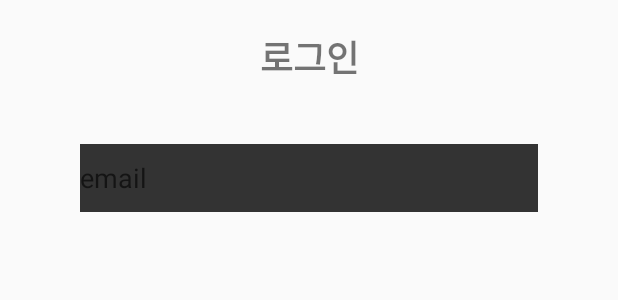
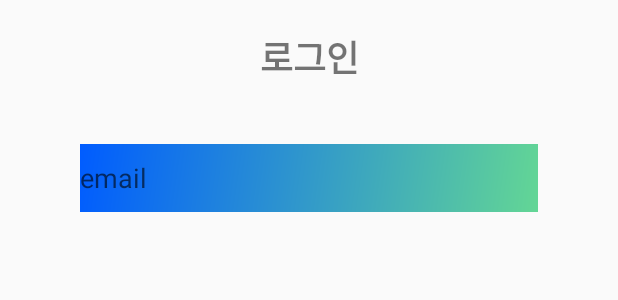
Before and after one commit to jwonyLee/CommonChat, an Android app: the layout activity_login.xml on its own in the app's theme, with its tools: preview values and no code run, on a phone screen of 412 x 824 dp. Shown: the top 300 px of the screen. Run offline under Robolectric (Android 15) with nearby library versions, the phone set to English and light mode, and no system bars.

Commit message:
create gradient for edittext border

```diff
--- a/app/src/main/res/drawable/gradient_edittext.xml
+++ b/app/src/main/res/drawable/gradient_edittext.xml
@@ -1,4 +1,14 @@
 <?xml version="1.0" encoding="utf-8"?>
-<selector xmlns:android="http://schemas.android.com/apk/res/android">
+<layer-list xmlns:android="http://schemas.android.com/apk/res/android">
+    <item android:id="@+id/line_gradient">
+        <shape
+            android:shape="rectangle">
+            <gradient
+                android:startColor="#005CFF"
+                android:endColor="#63d695"
+                android:angle="315"
+                android:type="linear"/>
+        </shape>
+    </item>
 
-</selector>
+</layer-list>
--- a/app/src/main/res/layout/activity_login.xml
+++ b/app/src/main/res/layout/activity_login.xml
@@ -24,7 +24,7 @@
         android:layout_width="305dp"
         android:layout_height="45dp"
         android:layout_marginTop="40dp"
-        android:background="#333"
+        android:background="@drawable/gradient_edittext"
         android:hint="email"
         android:inputType="textEmailAddress"
         app:layout_constraintEnd_toEndOf="parent"
```
